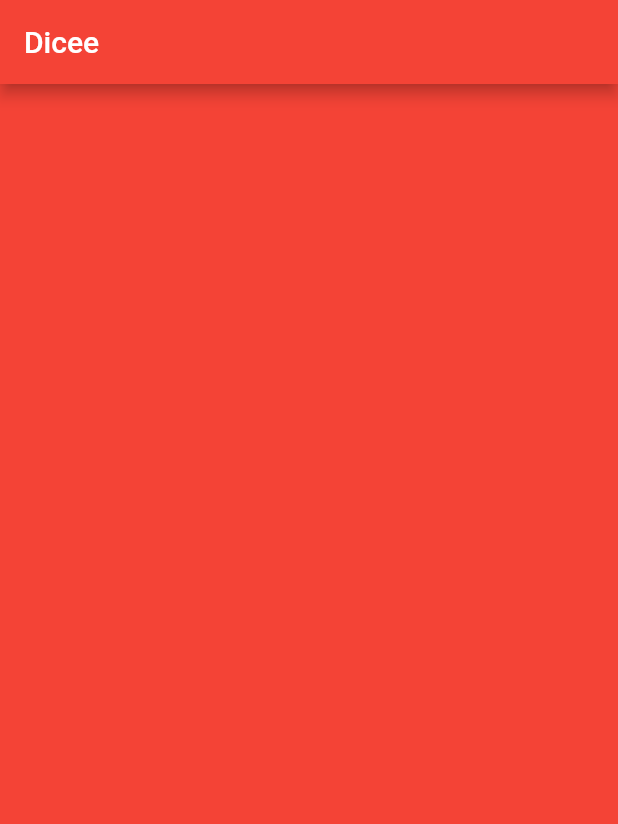
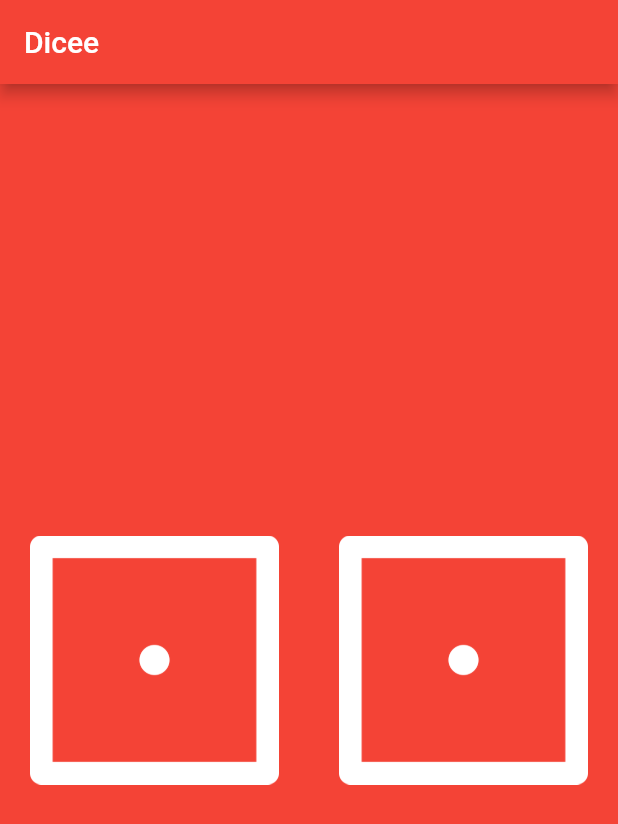
Before and after one commit to londonappbrewery/dicee-flutter, a Flutter app: the screen it shows after launch, on a phone screen of 412 x 824 dp. Shown: the top 824 px of the screen. Run offline on Flutter 3.47's test engine with Material 2 defaults, Android fonts, the light colour scheme and no system bars.

Commit message:
Add files via upload

```diff
--- a/lib/main.dart
+++ b/lib/main.dart
@@ -18,6 +18,24 @@ void main() {
 class DicePage extends StatelessWidget {
   @override
   Widget build(BuildContext context) {
-    return Container();
+    return Center(
+      child:Row(
+      children: <Widget>[
+        Expanded(
+          child:Padding(
+            padding: const EdgeInsets.all(20),
+          child:Image.asset('images/dice1.png')
+        ),
+        ),
+
+        Expanded(
+          child:Padding(
+              padding: const EdgeInsets.all(20),
+              child:Image.asset('images/dice1.png')
+          ),
+        ),
+      ],
+    ),
+    );
   }
 }
--- a/pubspec.yaml
+++ b/pubspec.yaml
@@ -21,4 +21,5 @@ flutter:
   uses-material-design: true
 
   assets:
-  - images/
+  - images/dice1.png
+  - images/dice2.png
```
